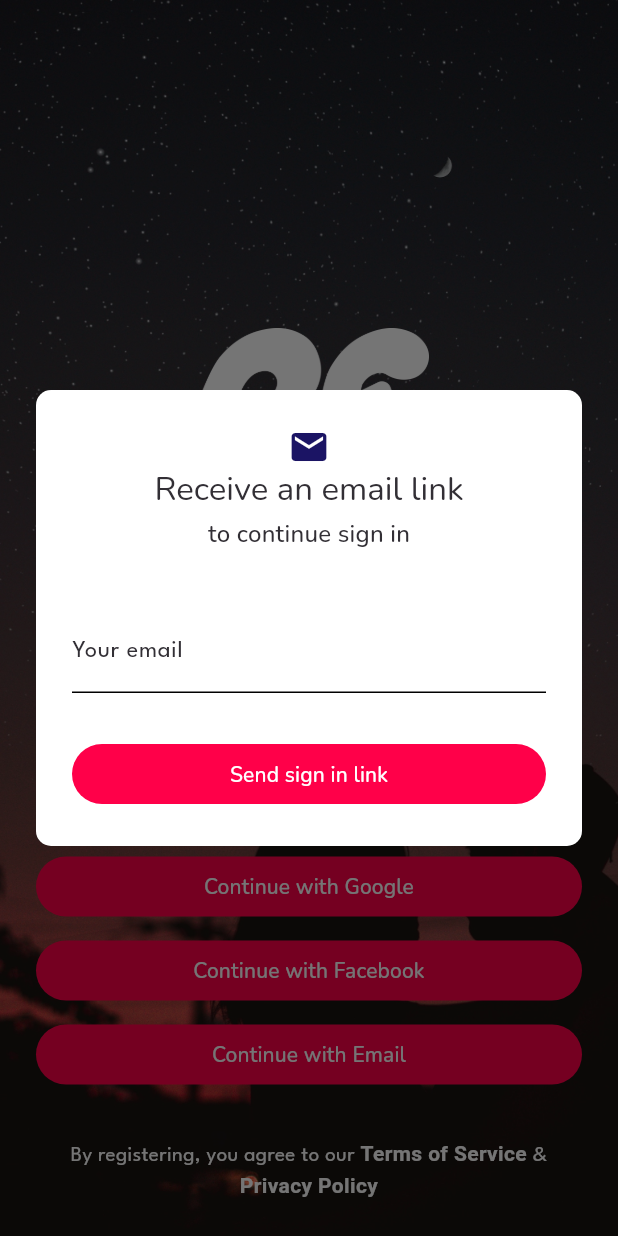
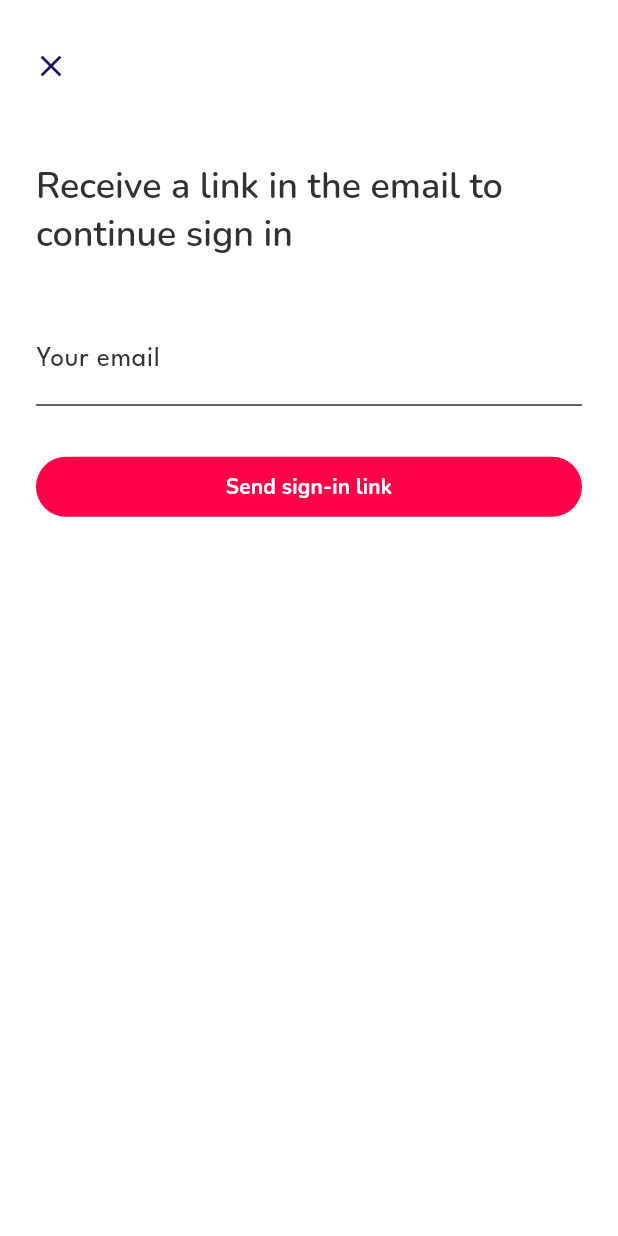
Before and after one commit to redflagsdating/rfd-app, a Flutter app: the screen it shows after launch, after a tap on an icon or button, on a phone screen of 412 x 824 dp. Run offline on Flutter 3.47's test engine with Material 2 defaults, Android fonts, the phone set to English and light mode, and no system bars; our stand-ins replace cloud_firestore, firebase_auth, firebase_core, firebase_crashlytics, google_sign_in, logger and 2 more; missing offline and left inert: flutter_facebook_auth, flutter_flavor; accounts and stored records are empty; generated files the repository leaves out were written again.

Commit message:
Addressed design review feedback

```diff
--- a/lib/app.dart
+++ b/lib/app.dart
@@ -55,11 +55,32 @@ class App extends StatelessWidget {
               theme: ThemeData(
                 fontFamily: 'Nunito',
                 textTheme: const TextTheme(
-                  bodyLarge: TextStyle(fontFamily: 'LeagueSpartan'),
-                  bodyMedium: TextStyle(fontFamily: 'LeagueSpartan'),
-                  bodySmall: TextStyle(fontFamily: 'LeagueSpartan'),
+                  headlineMedium: TextStyle(fontWeight: FontWeight.w600),
+                  headlineSmall: TextStyle(fontWeight: FontWeight.w600),
+                  titleLarge: TextStyle(fontWeight: FontWeight.w500),
+                  titleMedium: TextStyle(fontWeight: FontWeight.w700),
+                  titleSmall: TextStyle(fontWeight: FontWeight.w700),
+                  labelLarge: TextStyle(fontWeight: FontWeight.w700),
+                  labelMedium: TextStyle(fontWeight: FontWeight.w700),
+                  labelSmall: TextStyle(fontWeight: FontWeight.w700),
+                  bodyLarge: TextStyle(
+                    fontSize: 18,
+                    fontFamily: 'LeagueSpartan',
+                  ),
+                  bodyMedium: TextStyle(
+                    fontSize: 16,
+                    fontFamily: 'LeagueSpartan',
+                  ),
+                  bodySmall: TextStyle(
+                    fontSize: 14,
+                    fontFamily: 'LeagueSpartan',
+                  ),
                 ),
                 snackBarTheme: SnackBarThemeData(
+                  contentTextStyle: const TextStyle(
+                    fontFamily: "Roboto",
+                    color: Color.fromRGBO(245, 239, 247, 1.0),
+                  ),
                   actionTextColor: const Color.fromRGBO(255, 189, 228, 1.0),
                   behavior: SnackBarBehavior.floating,
                   shape: RoundedRectangleBorder(
@@ -81,7 +102,7 @@ class App extends StatelessWidget {
                   error: Color.fromRGBO(175, 16, 0, 1.0),
                   onError: Colors.white,
                   background: Colors.white,
-                  onBackground: Colors.black,
+                  onBackground: Color.fromRGBO(50, 47, 53, 1.0),
                   surface: Colors.white,
                   onSurface: Color.fromRGBO(50, 47, 53, 1.0),
                 ),
--- a/lib/l10n/intl_en.arb
+++ b/lib/l10n/intl_en.arb
@@ -1,5 +1,6 @@
 {
   "sent": "Sent",
+  "and": "and",
   "email": "Email",
   "signOut": "Sign out",
   "termOfService": "Terms of Service",
@@ -13,10 +14,9 @@
       "example": "Google"
     }
   },
-  "pgSignInEmailTitle": "Receive an email link",
-  "pgSignInEmailSubTitle": "to continue sign in",
+  "pgSignInEmailTitle": "Receive a link in the email to continue sign in",
   "pgSignInEmailLabel": "Your email",
-  "pgSignInEmailSendBtn": "Send sign in link",
+  "pgSignInEmailSendBtn": "Send sign-in link",
   "pgSignInEmailEmpty": "Email address cannot be empty",
   "pgSignInEmailInvalid": "Email address is invalid",
   "pgSignInEmailSent": "We have sent an email with sign-in link. Didn't receive the link?",
--- a/lib/widgets/dialog_signin_email.dart
+++ b/lib/widgets/dialog_signin_email.dart
@@ -26,30 +26,26 @@ class _DialogSigninEmailState extends State<DialogSigninEmail> {
     final l10n = AppLocalizations.of(context);
     final enabled = widget.authProvider.status != AuthStatus.initializing;
 
-    return Dialog(
-      insetPadding: const EdgeInsets.symmetric(horizontal: 24),
-      shape: const RoundedRectangleBorder(
-        borderRadius: BorderRadius.all(Radius.circular(10.0)),
-      ),
-      child: Padding(
-        padding: const EdgeInsets.all(24),
-        child: Form(
-          key: _emailForm,
+    return Scaffold(
+      body: Dialog.fullscreen(
+        child: SingleChildScrollView(
+          child: Container(
+            padding: const EdgeInsets.symmetric(horizontal: 10, vertical: 20),
             child: Column(
               mainAxisSize: MainAxisSize.min,
               children: <Widget>[
-              const Icon(
-                Icons.email,
-                size: 28,
-              ),
+                const Align(alignment: Alignment.topLeft, child: CloseButton()),
+                const SizedBox(height: 40),
+                Form(
+                  key: _emailForm,
+                  child: Padding(
+                    padding: const EdgeInsets.symmetric(horizontal: 14),
+                    child: Column(
+                      mainAxisAlignment: MainAxisAlignment.center,
+                      children: <Widget>[
                         Text(
                           l10n!.pgSignInEmailTitle,
-                style: Theme.of(context).textTheme.titleLarge,
-              ),
-              const SizedBox(height: 4),
-              Text(
-                l10n.pgSignInEmailSubTitle,
-                style: Theme.of(context).textTheme.titleMedium,
+                          style: Theme.of(context).textTheme.headlineSmall,
                         ),
                         const SizedBox(height: 38),
                         TextFormField(
@@ -84,9 +80,11 @@ class _DialogSigninEmailState extends State<DialogSigninEmail> {
                                       () {
                                         if (widget.authProvider.status ==
                                             AuthStatus.pending) {
-                                ScaffoldMessenger.of(context).showSnackBar(
+                                          ScaffoldMessenger.of(context)
+                                              .showSnackBar(
                                             SnackBar(
-                                    duration: const Duration(seconds: 8),
+                                              duration:
+                                                  const Duration(seconds: 8),
                                               action: SnackBarAction(
                                                 label: 'Resend',
                                                 onPressed: () {
@@ -97,11 +95,10 @@ class _DialogSigninEmailState extends State<DialogSigninEmail> {
                                                   }
                                                 },
                                               ),
-                                    content: Text(l10n.pgSignInEmailSent),
+                                              content:
+                                                  Text(l10n.pgSignInEmailSent),
                                             ),
                                           );
-
-                                Navigator.pop(context);
                                         }
                                       },
                                     );
@@ -110,7 +107,8 @@ class _DialogSigninEmailState extends State<DialogSigninEmail> {
                           child: SizedBox(
                             width: double.infinity,
                             child: Text(
-                    AppLocalizations.of(context)!.pgSignInEmailSendBtn,
+                              AppLocalizations.of(context)!
+                                  .pgSignInEmailSendBtn,
                               textAlign: TextAlign.center,
                             ),
                           ),
@@ -119,6 +117,11 @@ class _DialogSigninEmailState extends State<DialogSigninEmail> {
                     ),
                   ),
                 ),
+              ],
+            ),
+          ),
+        ),
+      ),
     );
   }
 }
--- a/lib/widgets/page_signin.dart
+++ b/lib/widgets/page_signin.dart
@@ -33,6 +33,7 @@ class _PageSignInState extends State<PageSignIn> with WidgetsBindingObserver {
       final subscription = FirebaseDynamicLinks.instance.onLink.listen(
         (event) {
           if (widget.authProvider.status == AuthStatus.pending) {
+            Navigator.pop(context);
             widget.authProvider.handleSignIn(event.link.toString());
           }
         },
@@ -87,7 +88,8 @@ class _PageSignInState extends State<PageSignIn> with WidgetsBindingObserver {
             onPressed: () {
               widget.authProvider
                   .handleSignIn(SocialAuthProvider.facebook)
-                    .whenComplete(() {
+                  .whenComplete(
+                () {
                   if (widget.authProvider.message.isNotEmpty) {
                     ScaffoldMessenger.of(context).showSnackBar(
                       SnackBar(
@@ -95,7 +97,8 @@ class _PageSignInState extends State<PageSignIn> with WidgetsBindingObserver {
                       ),
                     );
                   }
-                });
+                },
+              );
             },
             child: Text(
               l10n.pgSignInWithBtn("Facebook"),
@@ -119,6 +122,7 @@ class _PageSignInState extends State<PageSignIn> with WidgetsBindingObserver {
           ),
           const SizedBox(height: 32),
         ],
-        ));
+      ),
+    );
   }
 }
--- a/lib/widgets/scaffold_signin.dart
+++ b/lib/widgets/scaffold_signin.dart
@@ -30,6 +30,7 @@ Scaffold scaffoldSignIn(
   final graphicText = Theme.of(context).textTheme.apply(
         displayColor: Colors.white,
         bodyColor: Colors.white,
+        fontFamily: 'Nunito',
       );
 
   return Scaffold(
@@ -60,25 +61,27 @@ Scaffold scaffoldSignIn(
             ),
           ),
           body,
-          Text.rich(
+          Padding(
+            padding: const EdgeInsets.symmetric(horizontal: 16.0),
+            child: Text.rich(
               textAlign: TextAlign.center,
               TextSpan(
-              style: graphicText.bodyMedium,
+                style: graphicText.bodySmall,
                 text: l10n.pgSignInFooter,
                 children: [
                   const TextSpan(text: ' '),
                   TextSpan(
                     text: l10n.termOfService,
-                  style: const TextStyle(fontWeight: FontWeight.bold),
+                    style: const TextStyle(fontWeight: FontWeight.w800),
                     recognizer: TapGestureRecognizer()
                       ..onTap = () {
                         // TODO: Open terms and services page
                       },
                   ),
-                const TextSpan(text: ' & '),
+                  TextSpan(text: ' ${l10n.and} '),
                   TextSpan(
                     text: l10n.privacyPolicy,
-                  style: const TextStyle(fontWeight: FontWeight.bold),
+                    style: const TextStyle(fontWeight: FontWeight.w800),
                     recognizer: TapGestureRecognizer()
                       ..onTap = () {
                         // TODO: Open privacy policy page
@@ -87,6 +90,7 @@ Scaffold scaffoldSignIn(
                 ],
               ),
             ),
+          ),
         ],
       ),
     ),
```
Also changed, not shown: assets/signin-bg.jpg. Lines whose indentation alone changed are shown as unchanged.
